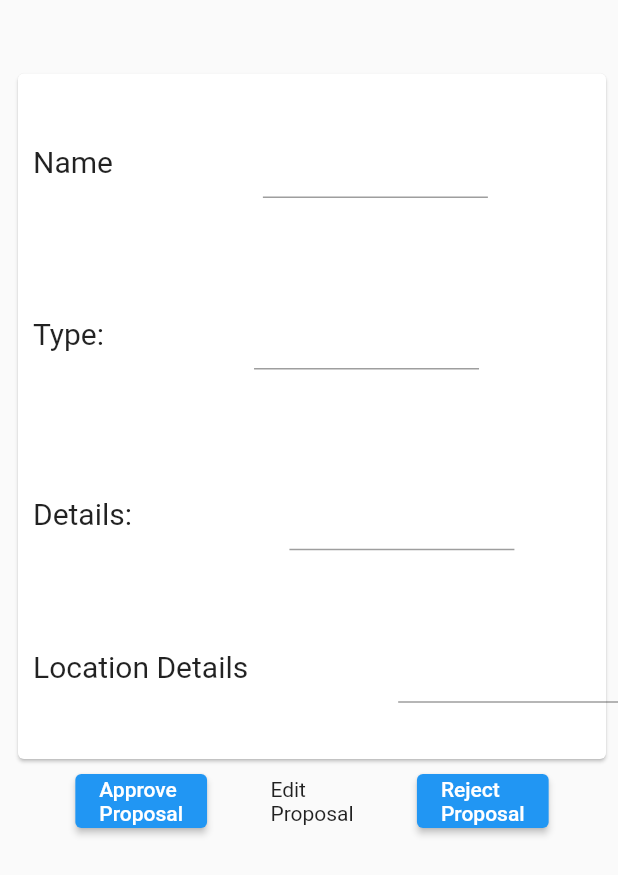
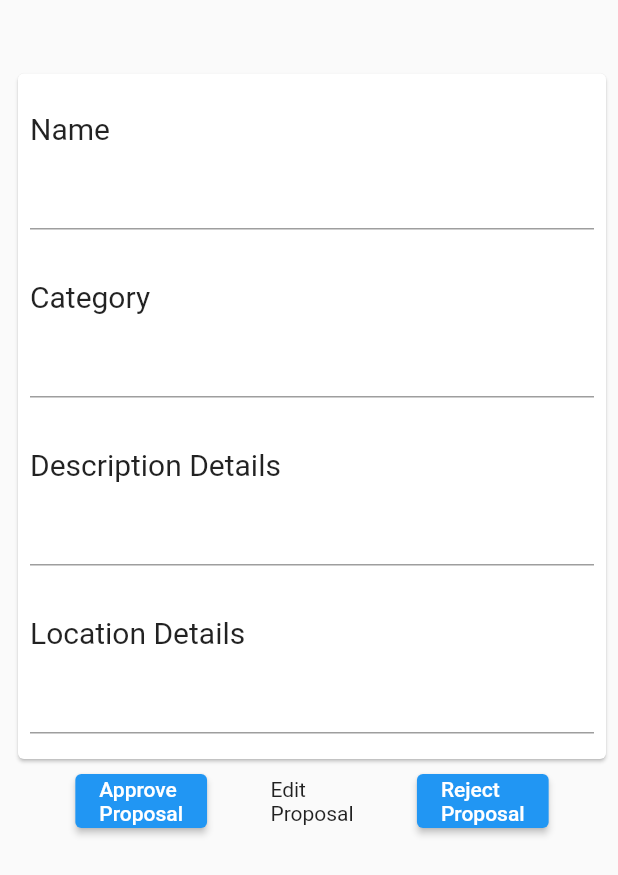
Before and after one commit to YousifT/Nomad_Application, a Flutter app: the AdminPropsals widget shown alone on an empty page, opened directly, on a phone screen of 412 x 824 dp. Shown: the top 875 px of the screen. Run offline on Flutter 3.47's test engine with Material 2 defaults, Android fonts, the phone set to English and light mode, and no system bars; our stand-ins replace carousel_slider, cloud_firestore, firebase_auth, firebase_core, location; accounts and stored records are empty; statements that could not run were skipped.

Commit message:
Proposal fixing

```diff
--- a/nomad/lib/Pages/Admin_Pages/Proposals_page.dart
+++ b/nomad/lib/Pages/Admin_Pages/Proposals_page.dart
@@ -89,100 +89,65 @@ Widget AdminPropsals(Proposal proposal, [var context]) {
                           height: 25,
                           width: double.maxFinite,
                         ),
-                        Expanded(
-                          child: Row(
-                            mainAxisAlignment: MainAxisAlignment.start,
-                            crossAxisAlignment: CrossAxisAlignment.start,
-                            children: [
                         Padding(
-                                padding:
-                                    const EdgeInsets.fromLTRB(10, 10, 0, 0),
+                          padding: const EdgeInsets.fromLTRB(8.0, 0, 0, 0),
                           child: Row(
                             children: [
-                                    Text(
-                                      "Name",
-                                      style: TextStyle(fontSize: 20),
+                              Text("Name", style: TextStyle(fontSize: 20)),
+                            ],
                           ),
-                                    SizedBox(width: 100),
-                                    SizedBox(
-                                      width: 150,
+                        ),
+                        Padding(
+                          padding: const EdgeInsets.all(8.0),
                           child: TextFormField(
                               readOnly: true,
                               initialValue: proposal.name,
-                                        style: TextStyle(fontSize: 20),
-                                      ),
-                                    )
-                                  ],
-                                ),
-                              ),
-                            ],
-                          ),
+                              style: TextStyle(fontSize: 20)),
                         ),
 
                         // End of Name details
-
-                        Expanded(
-                          child: Row(
-                            children: [
-                              Padding(
-                                padding:
-                                    const EdgeInsets.fromLTRB(10, 10, 0, 0),
-                                child: Row(
-                                  mainAxisAlignment:
-                                      MainAxisAlignment.spaceBetween,
-                                  children: [
-                                    Text(
-                                      "Type:",
-                                      style: TextStyle(fontSize: 20),
-                                    ),
-                                    SizedBox(width: 100),
-                                    SizedBox(
-                                      width: 150,
-                                      child: TextFormField(
-                                        readOnly: true,
-                                        initialValue: proposal.category,
-                                        style: TextStyle(fontSize: 20),
-                                      ),
-                                    )
-                                  ],
-                                ),
-                              )
-                            ],
-                          ),
-                        ),
-
-                        // End of Type
 
                         SizedBox(
                           height: 25,
                           width: double.maxFinite,
                         ),
-                        Expanded(
+                        Padding(
+                          padding: const EdgeInsets.fromLTRB(8.0, 0, 0, 0),
                           child: Row(
                             children: [
+                              Text("Category", style: TextStyle(fontSize: 20)),
+                            ],
+                          ),
+                        ),
                         Padding(
-                                padding:
-                                    const EdgeInsets.fromLTRB(10, 10, 0, 0),
+                          padding: const EdgeInsets.all(8.0),
+                          child: TextFormField(
+                              readOnly: true,
+                              initialValue: proposal.category,
+                              style: TextStyle(fontSize: 20)),
+                        ),
+
+                        // End of Category
+
+                        SizedBox(
+                          height: 25,
+                          width: double.maxFinite,
+                        ),
+                        Padding(
+                          padding: const EdgeInsets.fromLTRB(8.0, 0, 0, 0),
                           child: Row(
                             children: [
-                                    Text(
-                                      "Details: ",
-                                      style: TextStyle(fontSize: 20),
+                              Text("Description Details",
+                                  style: TextStyle(fontSize: 20)),
+                            ],
                           ),
-                                    SizedBox(width: 100),
-                                    SizedBox(
-                                      width: 150,
+                        ),
+                        Padding(
+                          padding: const EdgeInsets.all(8.0),
                           child: TextFormField(
                               readOnly: true,
                               initialValue: proposal.description,
-                                        style: TextStyle(fontSize: 20),
-                                      ),
-                                    )
-                                  ],
-                                ),
-                              ),
-                            ],
-                          ),
+                              style: TextStyle(fontSize: 20)),
                         ),
 
                         // End of details
@@ -191,34 +156,21 @@ Widget AdminPropsals(Proposal proposal, [var context]) {
                           height: 25,
                           width: double.maxFinite,
                         ),
-                        Expanded(
-                          child: Row(
-                            mainAxisAlignment: MainAxisAlignment.start,
-                            crossAxisAlignment: CrossAxisAlignment.start,
-                            children: [
                         Padding(
-                                padding:
-                                    const EdgeInsets.fromLTRB(10, 10, 0, 0),
+                          padding: const EdgeInsets.fromLTRB(8.0, 0, 0, 0),
                           child: Row(
                             children: [
-                                    Text(
-                                      "Location Details",
-                                      style: TextStyle(fontSize: 20),
+                              Text("Location Details",
+                                  style: TextStyle(fontSize: 20)),
+                            ],
                           ),
-                                    SizedBox(width: 100),
-                                    SizedBox(
-                                      width: 150,
+                        ),
+                        Padding(
+                          padding: const EdgeInsets.all(8.0),
                           child: TextFormField(
                               readOnly: true,
                               initialValue: proposal.location,
-                                        style: TextStyle(fontSize: 20),
-                                      ),
-                                    )
-                                  ],
-                                ),
-                              ),
-                            ],
-                          ),
+                              style: TextStyle(fontSize: 20)),
                         )
 
                         // End of location details
@@ -259,7 +211,7 @@ Future<void> ProposalApprove(Proposal spot, [var context]) {
         // REPLACE THIS WITH Global_var.Username
       })
       .then((value) => ClearProposal(spot))
-      .then((value) => Navigator.push(
+      .then((value) => Navigator.pushReplacement(
           context,
           MaterialPageRoute(
             builder: (context) => ProposalPage(),
--- a/nomad/lib/Pages/Home_page.dart
+++ b/nomad/lib/Pages/Home_page.dart
@@ -26,27 +26,11 @@ List<String> imgLinks = [
   "assets/images/img3.jpg"
 ];
 
-// DB TopThree
-// Right now there is no "topSpots" collection in the DB so you need to create that
-// Or alt: add a grading criteria to "spots"
-
-// TopRatedThree should be replaced by a method that connects to the Database and gets the relevant data
-topRatedThree(String table) {
-  if (table == "Events")
-    return ["Event_1", "Event_2", "Event_3"];
-  else if (table == "Restaurants")
-    return ["Restaurant_1", "Restaurant_2", "Restaurant_3"];
-  else
-    return ["Cafe_1", "Cafe_2", "Cafe_3"];
-}
-
 class _MyHomePageState extends State<MyHomePage> {
   @override
   Widget build(BuildContext context) {
-    print("LEN: " + globals.HomePageChildren.length.toString());
-
     return Container(
-      //maxFinite Height and Width to cover the whole screen
+      // maxFinite Height and Width to cover the whole screen
       height: double.maxFinite,
       width: double.maxFinite,
       // Scrollable widget wrapping to hold the Column so it becomes scrollable
--- a/nomad/lib/main.dart
+++ b/nomad/lib/main.dart
@@ -144,7 +144,6 @@ Future<void> FetchTopThree([var context]) async {
   var database = FirebaseFirestore.instance;
   await database.collection('spots').get().then(
     (querySnapshot) {
-      print("Successfully completed");
       for (var docSnapshot in querySnapshot.docs) {
         results.add(docSnapshot);
       }
@@ -152,7 +151,6 @@ Future<void> FetchTopThree([var context]) async {
     onError: (e) => print("Error completing: $e"),
   );
 
-  print(results.length);
   List<dynamic> topEvents = [];
   List<dynamic> topRestaurants = [];
   List<dynamic> topCafes = [];
@@ -167,7 +165,6 @@ Future<void> FetchTopThree([var context]) async {
       else if (value == "Cafe") topCafes.add(results[i]);
     }
   }
-  print("Loop end");
   globals.HomePageChildren = [];
   sublistItem e_item = sublistItem("Events", topEvents);
   globals.HomePageChildren.add(e_item);
@@ -175,6 +172,4 @@ Future<void> FetchTopThree([var context]) async {
   globals.HomePageChildren.add(e_item);
   sublistItem c_item = sublistItem("Cafes", topCafes);
   globals.HomePageChildren.add(e_item);
-
-  print("homepage updated");
 }
```
Lines whose indentation alone changed are shown as unchanged.
